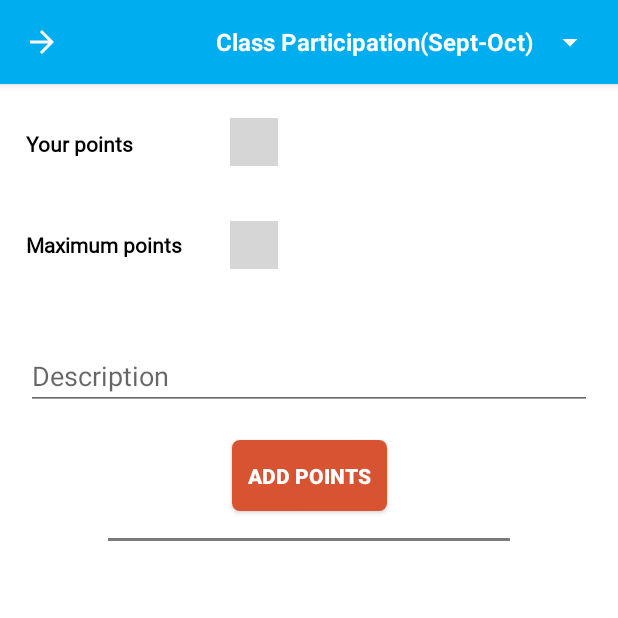
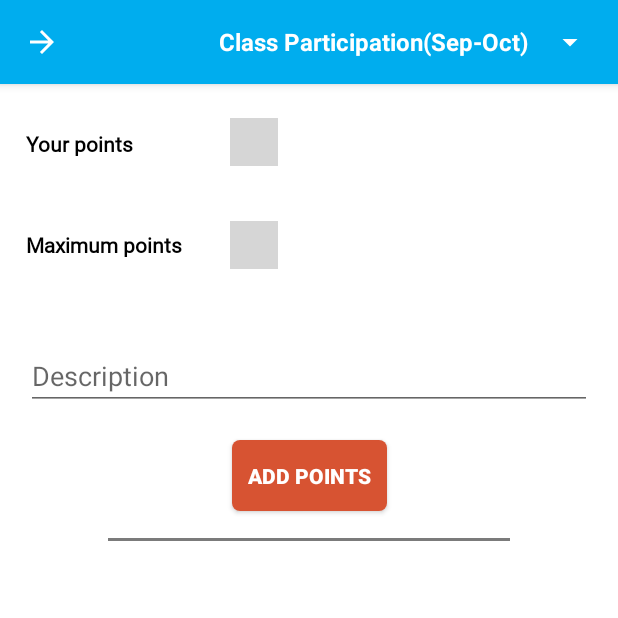
Before and after one commit to Osa-sergey/BRS-1, an Android app: the screen it shows after launch (MainActivity), item 2 of the bottom bar chosen, on a phone screen of 412 x 824 dp, the top half of it. Run offline under Robolectric (Android 15) with nearby library versions, the phone set to English and light mode, and no system bars; our stand-ins replace Room's generated code; libraries missing offline, so code that uses them is left out: com.shawnlin.numberpicker; plain views replace NumberPicker; 16 statements that could not run were skipped; grey boxes are pictures that could not be loaded.

Commit message:
Исправил опечатки

```diff
--- a/app/src/main/res/values/strings.xml
+++ b/app/src/main/res/values/strings.xml
@@ -46,9 +46,9 @@
     </string-array>
 
     <string-array name="types_of_marks_list_even">
-        <item>Class Participation(Sept-Oct)</item>
+        <item>Class Participation(Sep-Oct)</item>
         <item>Class Participation(Nov-Dec)</item>
-        <item>Online(Sept-Oct)</item>
+        <item>Online(Sep-Oct)</item>
         <item>Online(Nov-Dec)</item>
         <item>Project(In-class session)</item>
         <item>Project(Online assignments)</item>
```
Also changed, not shown: 1 other file.
